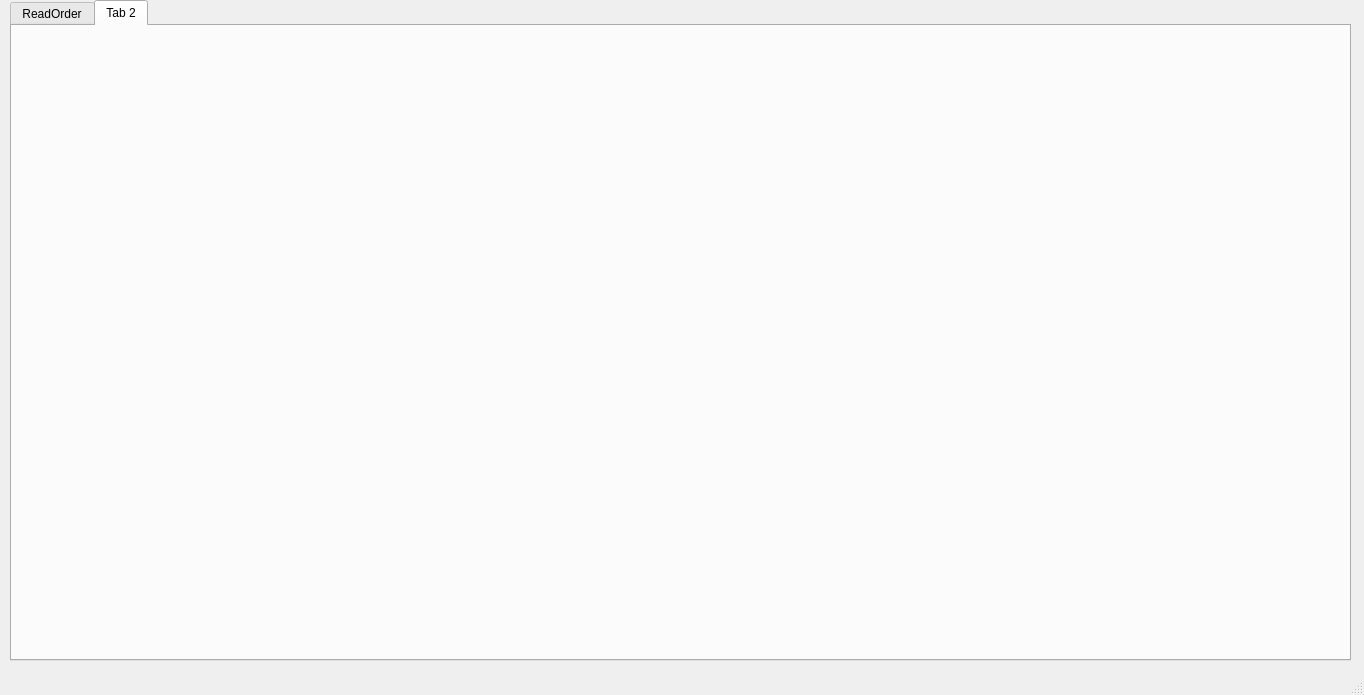
Before: the Qt Designer form TISDesk/TIS_mainwindow.ui in GdRaymond/TISProduction, drawn with Qt 5.
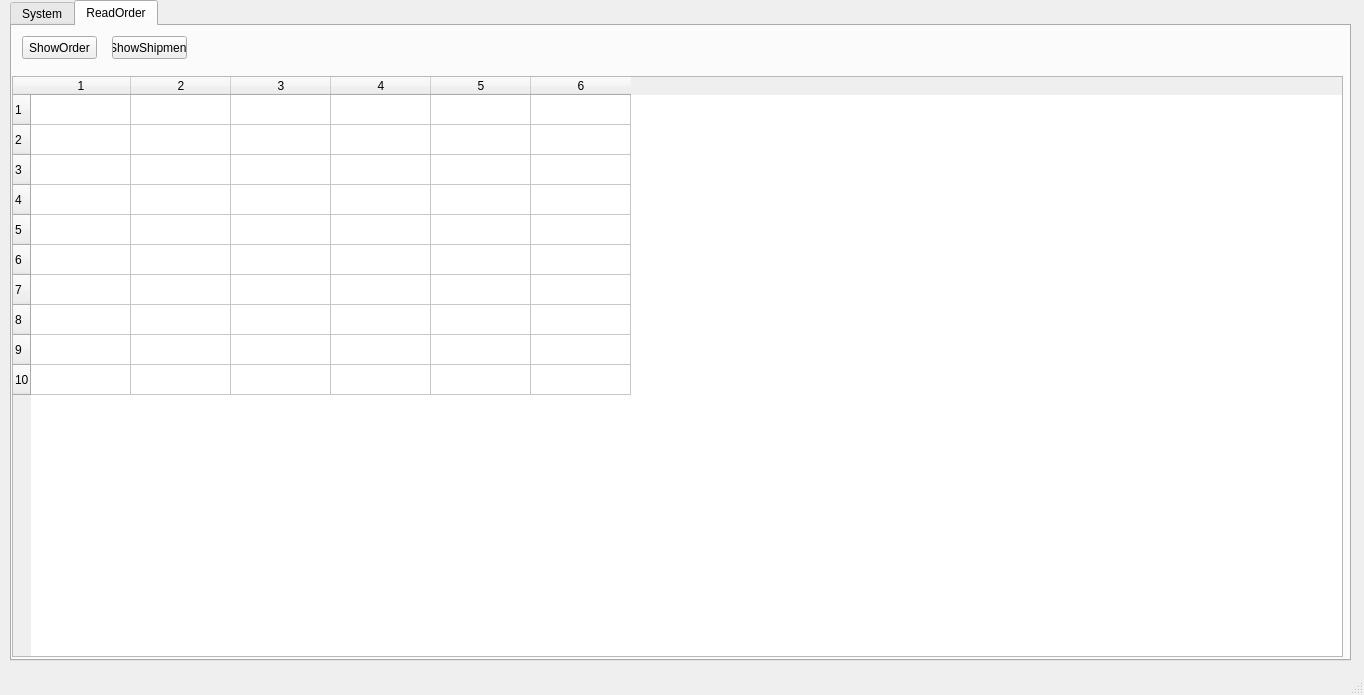
After: the same form once the commit is applied. The open tabs and pages were chosen to show the change. Icons and pictures are not drawn.

Commit message: Add show order shipment table

```diff
--- a/TISDesk/TIS_mainwindow.ui
+++ b/TISDesk/TIS_mainwindow.ui
@@ -32,7 +32,7 @@
     </property>
     <widget class="QWidget" name="tab">
      <attribute name="title">
-      <string>ReadOrder</string>
+      <string>System</string>
      </attribute>
      <widget class="QTextBrowser" name="textBrowser">
       <property name="geometry">
@@ -138,8 +138,66 @@
     </widget>
     <widget class="QWidget" name="tab_2">
      <attribute name="title">
-      <string>Tab 2</string>
+      <string>ReadOrder</string>
      </attribute>
+     <widget class="QTableWidget" name="tableWOrder">
+      <property name="geometry">
+       <rect>
+        <x>0</x>
+        <y>50</y>
+        <width>1331</width>
+        <height>581</height>
+       </rect>
+      </property>
+      <property name="rowCount">
+       <number>10</number>
+      </property>
+      <property name="columnCount">
+       <number>6</number>
+      </property>
+      <row/>
+      <row/>
+      <row/>
+      <row/>
+      <row/>
+      <row/>
+      <row/>
+      <row/>
+      <row/>
+      <row/>
+      <column/>
+      <column/>
+      <column/>
+      <column/>
+      <column/>
+      <column/>
+     </widget>
+     <widget class="QPushButton" name="btnShowOrder">
+      <property name="geometry">
+       <rect>
+        <x>10</x>
+        <y>10</y>
+        <width>75</width>
+        <height>23</height>
+       </rect>
+      </property>
+      <property name="text">
+       <string>ShowOrder</string>
+      </property>
+     </widget>
+     <widget class="QPushButton" name="btnShowShipment">
+      <property name="geometry">
+       <rect>
+        <x>100</x>
+        <y>10</y>
+        <width>75</width>
+        <height>23</height>
+       </rect>
+      </property>
+      <property name="text">
+       <string>ShowShipment</string>
+      </property>
+     </widget>
     </widget>
    </widget>
   </widget>
```
Left out of the diff: 2 changed lines with no effect on the pictures. The commit also changes 8 other files.
